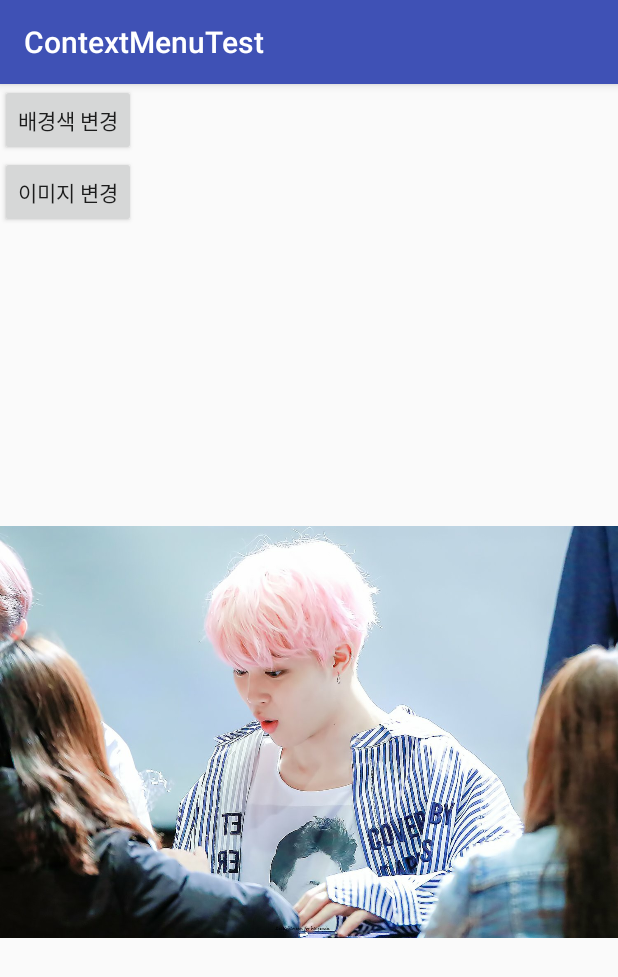
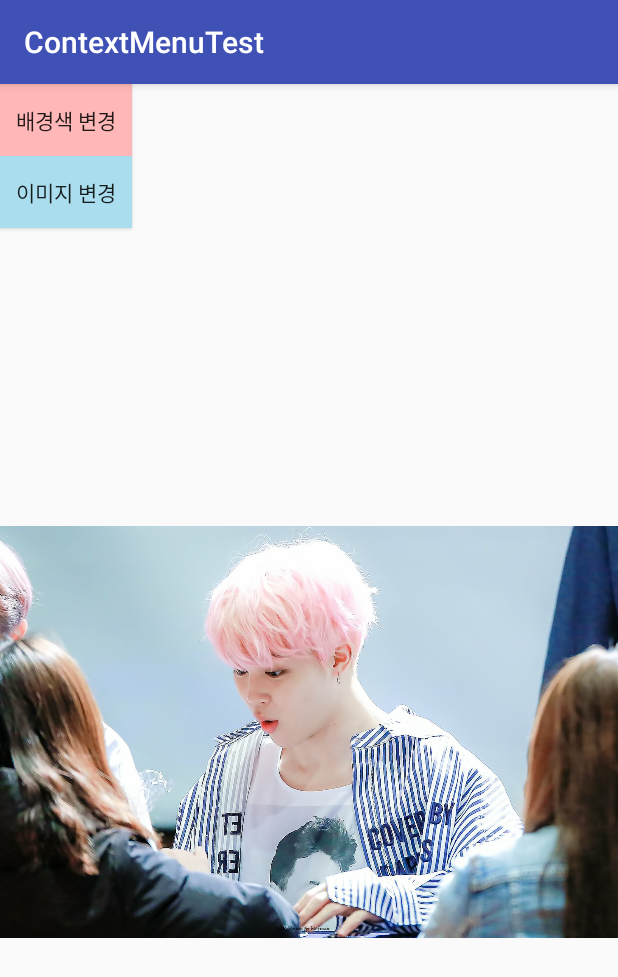
Before and after one commit to yeseul726/ContextMenuTest, an Android app: the screen it shows after launch (MainActivity), on a phone screen of 412 x 824 dp. Shown: the top 977 px of the screen. Run offline under Robolectric (Android 15) with nearby library versions, the phone set to English and light mode, and no system bars.

```diff
--- a/app/src/main/res/layout/activity_main.xml
+++ b/app/src/main/res/layout/activity_main.xml
@@ -12,15 +12,15 @@
         android:id="@+id/but1"
         android:layout_width="wrap_content"
         android:layout_height="wrap_content"
-        android:text="배경색 변경"
-        />
+        android:background="#ffb7b7"
+        android:text="배경색 변경" />
 
     <Button
         android:id="@+id/but2"
         android:layout_width="wrap_content"
         android:layout_height="wrap_content"
-        android:text="이미지 변경"
-        />
+        android:background="#aadded"
+        android:text="이미지 변경" />
 
     <ImageView
         android:id="@+id/img1"
```
Also changed, not shown: app/src/main/res/menu/menu1.xml (added, +9 -0 lines), app/src/main/res/menu/menu2.xml (added, +7 -0 lines).
